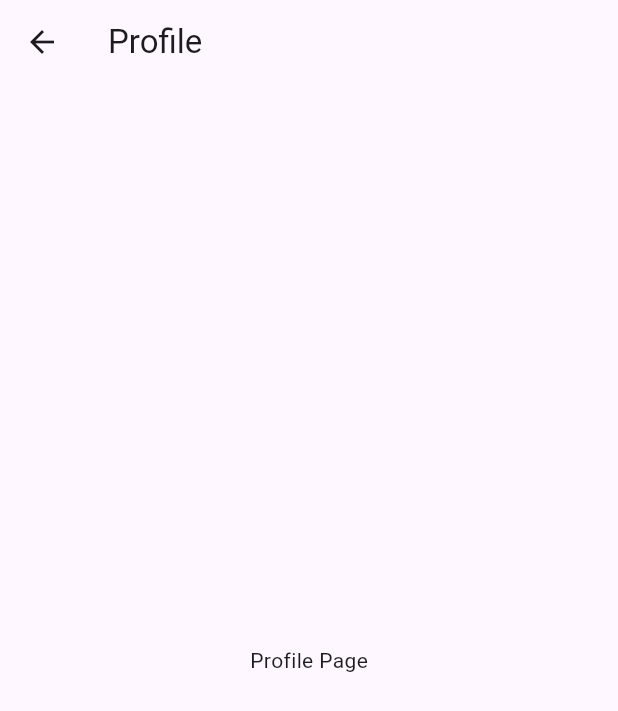
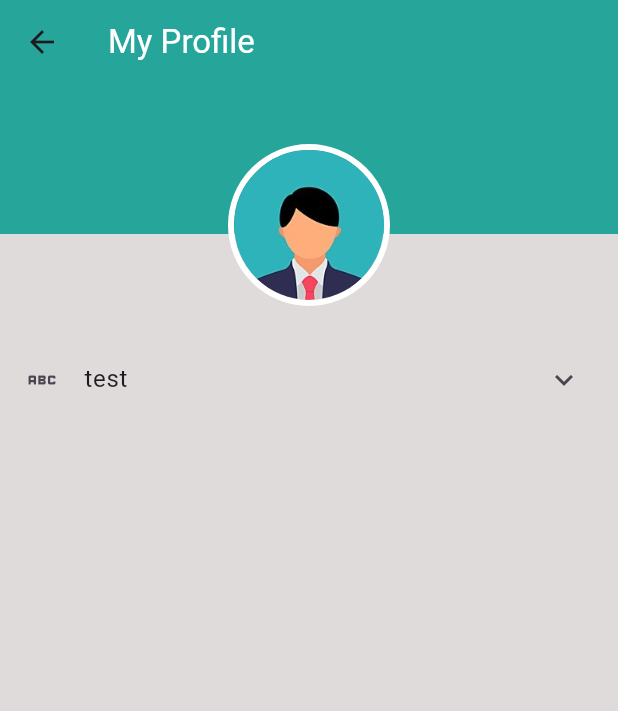
Before and after one commit to arjaymangubat1104/FlutterHRPortal, a Flutter app: the ProfilePage screen opened by its route, on a phone screen of 412 x 824 dp. Shown: the top 711 px of the screen. Run offline on Flutter 3.47's test engine with Material 3 defaults, Android fonts, the phone set to English and light mode, and no system bars; our stand-ins replace cloud_firestore, date_picker_timeline, firebase_auth, firebase_core, loading_indicator, table_calendar; missing offline and left inert: animated_analog_clock; accounts and stored records are empty.

Commit message:
Refactor code and update profile page
-refactor code in attendance page
-update UI of profile page

```diff
--- a/lib/views/profile_page.dart
+++ b/lib/views/profile_page.dart
@@ -1,16 +1,92 @@
 import 'package:flutter/material.dart';
+import 'package:flutter_attendance_system/viewmodel/theme_view_model.dart';
+import 'package:flutter_attendance_system/widgets/profile_info_tile.dart';
+import 'package:provider/provider.dart';
 
-class ProfilePage extends StatelessWidget {
-  const ProfilePage({super.key});
+class ProfilePage extends StatefulWidget {
+
+  const ProfilePage({
+    super.key,
+    });
+
+  @override
+  State<ProfilePage> createState() => _ProfilePageState();
+}
+
+class _ProfilePageState extends State<ProfilePage> {
+  late TextEditingController textController;
+
+  @override
+  void initState() {
+    super.initState();
+    textController = TextEditingController(text: 'test');
+  }
+
+  @override
+  void dispose() {
+    textController.dispose();
+    super.dispose();
+  }
 
   @override
   Widget build(BuildContext context) {
+
+    final themeViewModel = Provider.of<ThemeViewModel>(context);
     return Scaffold(
       appBar: AppBar(
-        title: Text('Profile'),
+        title: Text(
+          'My Profile',
+          style: TextStyle(
+            color: themeViewModel.currentTheme.boxTextColor,
+          ),
+        ),
+        backgroundColor: themeViewModel.currentTheme.themeColor,
       ),
-      body: Center(
-        child: Text('Profile Page'),
+      body: Stack(
+        children: [
+          Container(
+            color: themeViewModel.currentTheme.pageBackgroundColor,
+            child: Column(
+              children: [
+                Container(
+                  color: themeViewModel.currentTheme.themeColor,
+                  height: 100,
+                ),
+              ],
+            ),
+          ),
+          Column(
+            children: [
+              const SizedBox(height: 40),
+              Row(
+                mainAxisAlignment: MainAxisAlignment.center,
+                children: [
+                  Container(
+                    decoration: BoxDecoration(
+                      border: Border.all(
+                        color: themeViewModel
+                            .currentTheme.boxTextColor, // Outline color
+                        width: 4.0, // Outline width
+                      ),
+                      shape: BoxShape.circle, // Circular outline
+                    ),
+                    child: ClipOval(
+                      child: Image.asset(
+                        'lib/assets/profile.png',
+                        height: 100,
+                        width: 100,
+                        fit: BoxFit.cover,
+                      ),
+                    ),
+                  ),
+                ],
+              ),
+              const SizedBox(height: 20),
+              ProfileInfoTile(
+                  title: 'test', icon: Icons.abc )
+            ],
+          ),
+        ],
       ),
     );
   }
--- a/lib/widgets/calendar_tile.dart
+++ b/lib/widgets/calendar_tile.dart
@@ -1,6 +1,5 @@
 import 'package:flutter/material.dart';
 import 'package:flutter_attendance_system/models/attendance_model.dart';
-import 'package:flutter_attendance_system/viewmodel/attendance_view_model.dart';
 import 'package:flutter_attendance_system/viewmodel/theme_view_model.dart';
 import 'package:provider/provider.dart';
 import 'package:table_calendar/table_calendar.dart';
--- a/lib/widgets/confimation_dialog_box.dart
+++ b/lib/widgets/confimation_dialog_box.dart
@@ -9,6 +9,7 @@ class ConfimationDialogBox extends StatelessWidget {
   final Function onNo;
 
   const ConfimationDialogBox({
+    super.key,
     required this.title,
     required this.content,
     required this.onYes,
--- /dev/null
+++ b/lib/widgets/profile_info_tile.dart
@@ -0,0 +1,29 @@
+import 'package:flutter/material.dart';
+
+class ProfileInfoTile extends StatelessWidget{
+  final String title;
+  final IconData icon;
+
+  ProfileInfoTile({
+    super.key,
+    required this.title,
+    required this.icon,
+  });
+
+  @override
+  Widget build(BuildContext context) {
+    return ExpansionTile(
+      leading: Icon(icon),
+      title: Text(title),
+      children: [
+        Text(
+          'This is the content of the tile',
+          style: TextStyle(
+            fontSize: 16,
+            color: Colors.black,
+          ),
+        )
+      ],
+    );
+  }
+}
```
Also changed, not shown: lib/viewmodel/attendance_view_model.dart (+133 -5 lines), lib/views/attendance_page.dart (+46 -97 lines), lib/views/home_page.dart (+7 -24 lines), lib/assets/profile.png, pubspec.yaml (line endings or trailing spaces).
